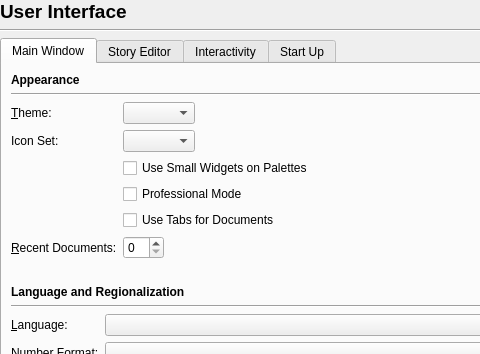
The window that scribus/ui/prefs_userinterfacebase.ui (scribusproject/scribus) describes before a commit, drawn with Qt 5; both pictures show x 0 to 480 and y 0 to 354 of the 803 by 744 pixel window.
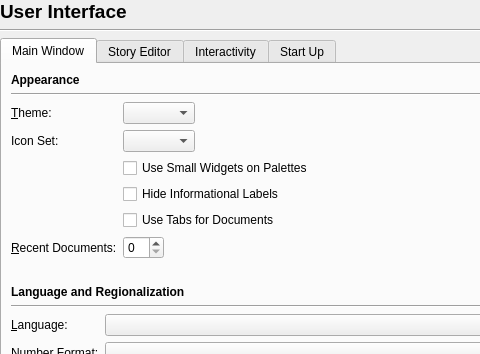
The same window after the commit.

The edit to the form file:
```diff
--- a/scribus/ui/prefs_userinterfacebase.ui
+++ b/scribus/ui/prefs_userinterfacebase.ui
@@ -130,7 +130,7 @@
          <item row="3" column="1">
           <widget class="QCheckBox" name="hideLabels">
            <property name="text">
-            <string>Professional Mode</string>
+            <string>Hide Informational Labels</string>
            </property>
           </widget>
          </item>
```
Left out of the diff: 9 changed lines with no effect on the pictures.
